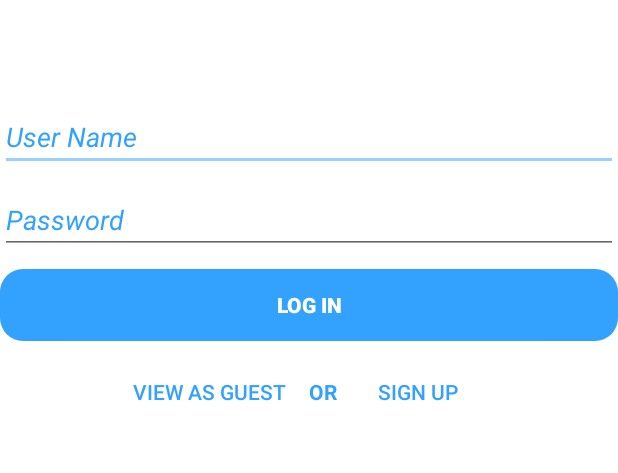
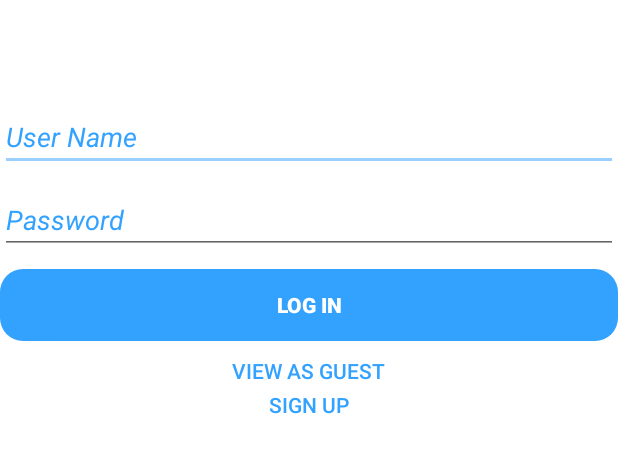
Before and after one commit to MrJc010/CS133_MiniSafeWay, an Android app: the Signin screen opened directly, with no data from a screen before it, on a phone screen of 412 x 824 dp, the part 467-940 px from its top. Run offline under Robolectric (Android 15) with nearby library versions, the phone set to English and light mode, and no system bars; our stand-ins replace Firebase (no records; nobody signed in at launch, a user with empty details on screens opened directly); libraries missing offline, so code that uses them is left out: io.paperdb; 1 statement that could not run was skipped.

Commit message:
I did nothing :))))))))))

```diff
--- a/app/src/main/java/com/example/nguye/minisafeway/Welcome.java
+++ b/app/src/main/java/com/example/nguye/minisafeway/Welcome.java
@@ -6,23 +6,27 @@ import android.os.Bundle;
 import android.view.animation.Animation;
 import android.view.animation.AnimationUtils;
 import android.widget.ImageView;
+import android.widget.TextView;
 
 public class Welcome extends AppCompatActivity {
 
     private ImageView iv;
+    private TextView text;
 
     @Override
     protected void onCreate(Bundle savedInstanceState) {
         super.onCreate(savedInstanceState);
         setContentView(R.layout.activity_welcome);
         iv = (ImageView) findViewById(R.id.image);
+        text = (TextView) findViewById(R.id.text);
         Animation wel = AnimationUtils.loadAnimation(this,R.anim.mytransition);
         iv.startAnimation(wel);
+        text.startAnimation(wel);
         final Intent i = new Intent(this,Signin.class);
         Thread timer = new Thread(){
             public void run(){
                 try {
-                    sleep(5000);
+                    sleep(6000);
                 } catch (InterruptedException e) {
                     e.printStackTrace();
                 } finally {
--- a/app/src/main/res/layout/activity_signup.xml
+++ b/app/src/main/res/layout/activity_signup.xml
@@ -63,7 +63,7 @@
                 android:id="@+id/name"
                 android:layout_width="match_parent"
                 android:layout_height="wrap_content"
-                android:layout_marginTop="30dp"
+                android:layout_marginTop="10dp"
                 android:ems="10"
                 android:hint="Customer name"
                 android:inputType="textPersonName"
--- a/app/src/main/res/layout/signin.xml
+++ b/app/src/main/res/layout/signin.xml
@@ -82,40 +82,32 @@
                 android:textColor="@android:color/white"
                 android:textStyle="bold" />
 
-            <GridLayout
-                android:layout_width="wrap_content"
+            <LinearLayout
+                android:paddingTop="10dp"
+                android:layout_width="match_parent"
                 android:layout_height="match_parent"
-                android:layout_gravity="center"
-                android:layout_marginTop="10dp"
-                android:foregroundGravity="center_horizontal"
-                android:orientation="horizontal">
+                android:gravity="center"
+                android:orientation="vertical">
+
 
                 <Button
                     android:id="@+id/btnGuest"
                     android:layout_width="wrap_content"
-                    android:layout_height="wrap_content"
+                    android:layout_height="20dp"
                     android:background="@null"
+                    android:gravity="center_vertical"
                     android:text="View As Guest"
                     android:textColor="#33A2FF " />
-
-                <TextView
-                    android:layout_width="wrap_content"
-                    android:layout_height="wrap_content"
-                    android:layout_marginLeft="15dp"
-                    android:layout_marginRight="10dp"
-                    android:text="OR"
-                    android:textColor="#33A2FF "
-                    android:textStyle="bold" />
 
                 <Button
                     android:id="@+id/btnSignUp"
                     android:layout_width="wrap_content"
-                    android:layout_height="wrap_content"
+                    android:layout_height="25dp"
                     android:background="@null"
                     android:text="Sign Up"
                     android:textColor="#33A2FF " />
 
-            </GridLayout>
+            </LinearLayout>
         </LinearLayout>
     </android.support.v4.widget.NestedScrollView>
 </android.support.design.widget.CoordinatorLayout>
```
Also changed, not shown: app/src/main/res/layout/activity_welcome.xml (+8 -0 lines).
